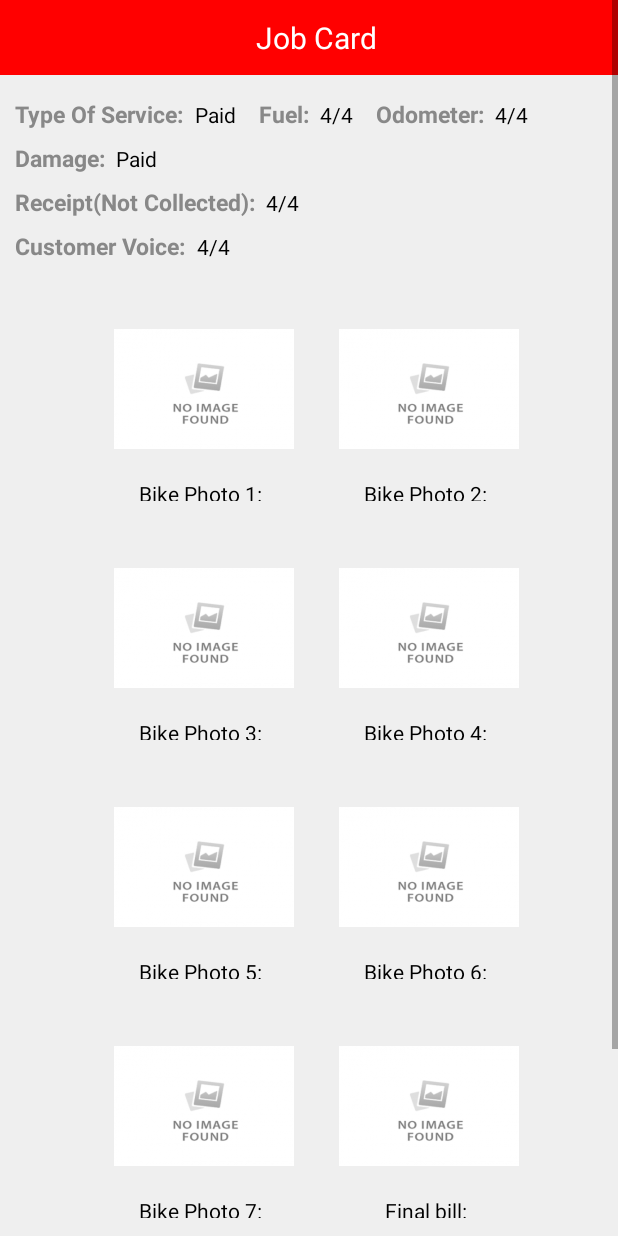
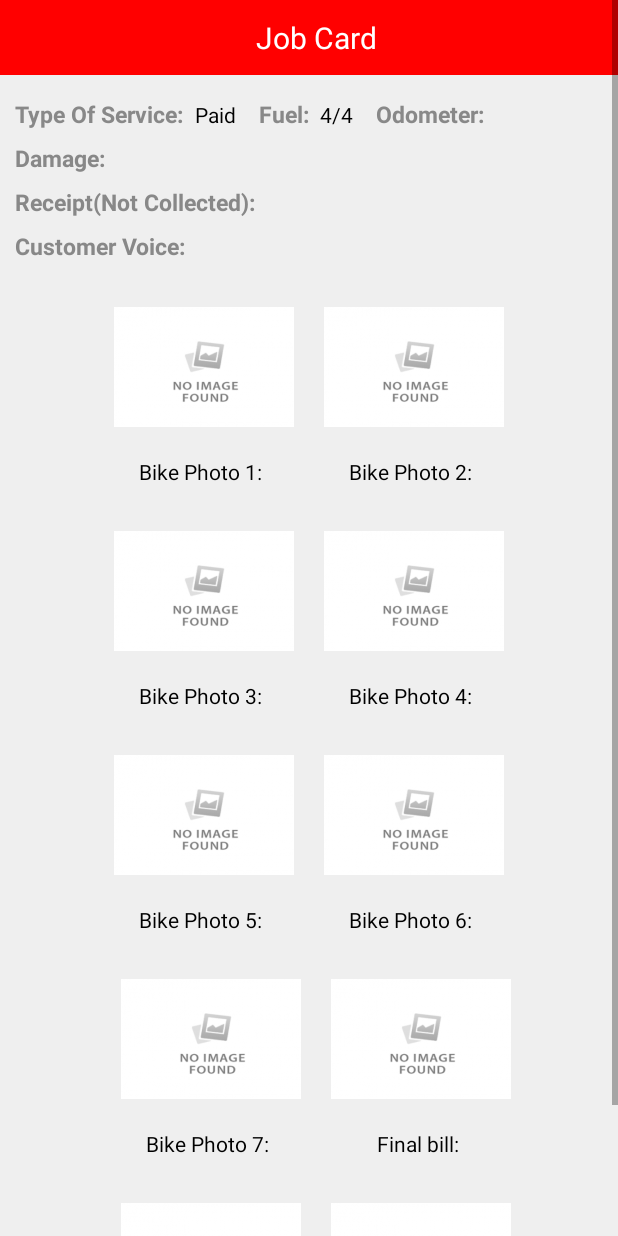
Before and after one commit to RinkiSharmaAndroidDeveloper/lsHeroIntegration, an Android app: the ViewBikeImagesActivity screen opened directly, with no data from a screen before it, on a phone screen of 412 x 824 dp. Run offline under Robolectric (Android 15) with nearby library versions, the phone set to English and light mode, and no system bars; our stand-ins replace Picasso, Volley; network calls fail; pictures from the network do not load.

Commit message:
design change

```diff
--- a/com.example.android.rinki.mylibraryproject/src/main/java/io/github/ashik619/comexampleandroidrinkimylibraryproject/ViewBikeImagesActivity.java
+++ b/com.example.android.rinki.mylibraryproject/src/main/java/io/github/ashik619/comexampleandroidrinkimylibraryproject/ViewBikeImagesActivity.java
@@ -106,7 +106,7 @@ String id;
                             String bike61 = response.getString("bikePhoto6");
                             String bike71 = response.getString("bikePhoto7");
                             typeOfSerice.setText(typeOfServ);
-                            fuel.setText(fuel1);
+                            fuel.setText(fuel1+"/5");
                             odometer.setText(odometer1);
                             damage.setText(damage1);
                             reciept.setText(reciept1);
--- a/com.example.android.rinki.mylibraryproject/src/main/res/layout/activity_view_bike_images.xml
+++ b/com.example.android.rinki.mylibraryproject/src/main/res/layout/activity_view_bike_images.xml
@@ -119,7 +119,7 @@
             android:layout_marginLeft="3dp"
             android:textColor="@color/black"
             android:layout_marginRight="5dp"
-            android:text="4/4"
+            android:text=""
 
             />
 
@@ -151,7 +151,7 @@
             android:textColor="@color/black"
             android:layout_toRightOf="@+id/booking"
             android:layout_marginRight="5dp"
-            android:text="Paid"
+            android:text=""
 
             />
 
@@ -181,7 +181,7 @@
         android:layout_marginLeft="3dp"
         android:textColor="@color/black"
         android:layout_marginRight="5dp"
-        android:text="4/4"
+        android:text=""
 
         />
     </LinearLayout>
@@ -211,7 +211,7 @@
         android:layout_marginLeft="3dp"
         android:textColor="@color/black"
         android:layout_marginRight="5dp"
-        android:text="4/4"
+        android:text=""
 
         />
     </LinearLayout>
@@ -236,9 +236,7 @@
         <LinearLayout
             android:layout_width="wrap_content"
             android:orientation="vertical"
-            android:layout_marginTop="10dp"
-            android:layout_marginLeft="10dp"
-            android:layout_marginRight="10dp"
+
             android:layout_height="wrap_content">
         <ImageView
             android:layout_width="120dp"
@@ -263,9 +261,7 @@
         <LinearLayout
             android:layout_width="wrap_content"
             android:orientation="vertical"
-            android:layout_marginTop="10dp"
             android:layout_marginLeft="20dp"
-
             android:layout_height="wrap_content">
             <ImageView
                 android:layout_width="120dp"
@@ -299,9 +295,7 @@
         <LinearLayout
             android:layout_width="wrap_content"
             android:orientation="vertical"
-            android:layout_marginTop="10dp"
-            android:layout_marginLeft="10dp"
-            android:layout_marginRight="10dp"
+
             android:layout_height="wrap_content">
             <ImageView
                 android:layout_width="120dp"
@@ -326,7 +320,6 @@
         <LinearLayout
             android:layout_width="wrap_content"
             android:orientation="vertical"
-            android:layout_marginTop="10dp"
             android:layout_marginLeft="20dp"
 
             android:layout_height="wrap_content">
@@ -362,9 +355,7 @@
         <LinearLayout
             android:layout_width="wrap_content"
             android:orientation="vertical"
-            android:layout_marginTop="10dp"
-            android:layout_marginLeft="10dp"
-            android:layout_marginRight="10dp"
+
             android:layout_height="wrap_content">
             <ImageView
                 android:layout_width="120dp"
@@ -389,9 +380,8 @@
         <LinearLayout
             android:layout_width="wrap_content"
             android:orientation="vertical"
-            android:layout_marginTop="10dp"
+
             android:layout_marginLeft="20dp"
-
             android:layout_height="wrap_content">
             <ImageView
                 android:layout_width="120dp"
@@ -426,9 +416,9 @@
         <LinearLayout
             android:layout_width="wrap_content"
             android:orientation="vertical"
-            android:layout_marginTop="10dp"
+
             android:layout_marginLeft="10dp"
-            android:layout_marginRight="10dp"
+
             android:layout_height="wrap_content">
             <ImageView
                 android:layout_width="120dp"
@@ -453,7 +443,7 @@
         <LinearLayout
             android:layout_width="wrap_content"
             android:orientation="vertical"
-            android:layout_marginTop="10dp"
+
             android:layout_marginLeft="20dp"
 
             android:layout_height="wrap_content">
@@ -489,9 +479,9 @@
         <LinearLayout
             android:layout_width="wrap_content"
             android:orientation="vertical"
-            android:layout_marginTop="10dp"
+
             android:layout_marginLeft="10dp"
-            android:layout_marginRight="10dp"
+
             android:layout_height="wrap_content">
             <ImageView
                 android:layout_width="120dp"
@@ -516,7 +506,7 @@
         <LinearLayout
             android:layout_width="wrap_content"
             android:orientation="vertical"
-            android:layout_marginTop="10dp"
+
             android:layout_marginLeft="20dp"
 
             android:layout_height="wrap_content">
```
